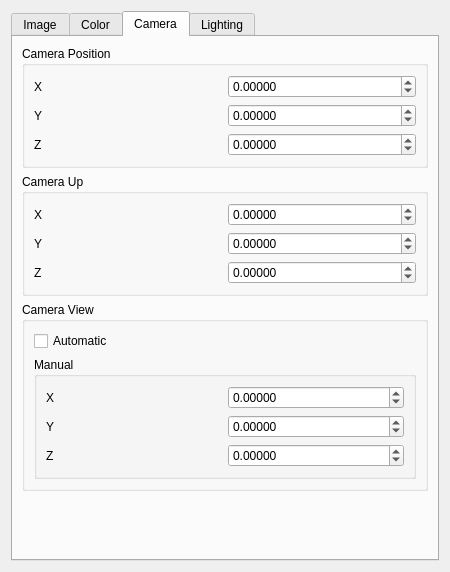
Qt form src/Interface/Modules/Visualization/InterfaceWithOspray.ui (SCIInstitute/SCIRun) before a commit.
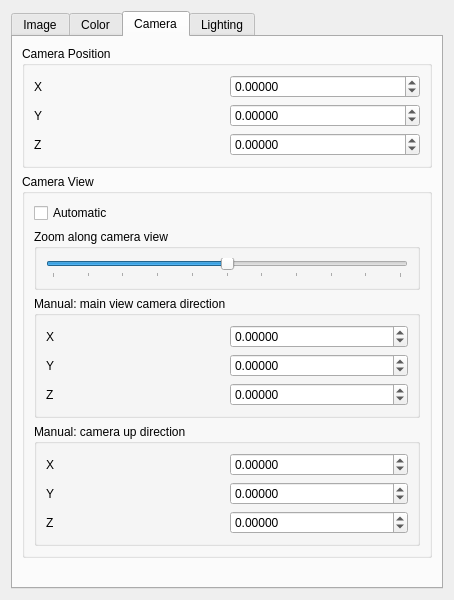
The same form after that commit. The open tabs and pages were chosen to show the change.

Commit message: Zoom slider to play around with

Patch:
```diff
--- a/src/Interface/Modules/Visualization/InterfaceWithOspray.ui
+++ b/src/Interface/Modules/Visualization/InterfaceWithOspray.ui
@@ -6,8 +6,8 @@
    <rect>
     <x>0</x>
     <y>0</y>
-    <width>450</width>
-    <height>572</height>
+    <width>454</width>
+    <height>600</height>
    </rect>
   </property>
   <property name="sizePolicy">
@@ -18,8 +18,8 @@
   </property>
   <property name="minimumSize">
    <size>
-    <width>450</width>
-    <height>572</height>
+    <width>454</width>
+    <height>600</height>
    </size>
   </property>
   <property name="windowTitle">
@@ -396,75 +396,6 @@
          </layout>
         </widget>
        </item>
-       <item>
-        <widget class="QGroupBox" name="groupBox_2">
-         <property name="title">
-          <string>Camera Up</string>
-         </property>
-         <layout class="QGridLayout" name="gridLayout_2">
-          <item row="0" column="0">
-           <widget class="QLabel" name="label_6">
-            <property name="text">
-             <string>X</string>
-            </property>
-           </widget>
-          </item>
-          <item row="0" column="1">
-           <widget class="QDoubleSpinBox" name="cameraUpXDoubleSpinBox_">
-            <property name="decimals">
-             <number>5</number>
-            </property>
-            <property name="minimum">
-             <double>-99999.000000000000000</double>
-            </property>
-            <property name="maximum">
-             <double>99999.000000000000000</double>
-            </property>
-           </widget>
-          </item>
-          <item row="1" column="0">
-           <widget class="QLabel" name="label_7">
-            <property name="text">
-             <string>Y</string>
-            </property>
-           </widget>
-          </item>
-          <item row="1" column="1">
-           <widget class="QDoubleSpinBox" name="cameraUpYDoubleSpinBox_">
-            <property name="decimals">
-             <number>5</number>
-            </property>
-            <property name="minimum">
-             <double>-99999.000000000000000</double>
-            </property>
-            <property name="maximum">
-             <double>99999.000000000000000</double>
-            </property>
-           </widget>
-          </item>
-          <item row="2" column="0">
-           <widget class="QLabel" name="label_8">
-            <property name="text">
-             <string>Z</string>
-            </property>
-           </widget>
-          </item>
-          <item row="2" column="1">
-           <widget class="QDoubleSpinBox" name="cameraUpZDoubleSpinBox_">
-            <property name="decimals">
-             <number>5</number>
-            </property>
-            <property name="minimum">
-             <double>-99999.000000000000000</double>
-            </property>
-            <property name="maximum">
-             <double>99999.000000000000000</double>
-            </property>
-           </widget>
-          </item>
-         </layout>
-        </widget>
-       </item>
        <item>
         <widget class="QGroupBox" name="groupBox_11">
          <property name="title">
@@ -478,10 +409,44 @@
             </property>
            </widget>
           </item>
+          <item>
+           <widget class="QGroupBox" name="autoZoomGroupBox_">
+            <property name="title">
+             <string>Zoom along camera view</string>
+            </property>
+            <layout class="QHBoxLayout" name="horizontalLayout_2">
+             <item>
+              <widget class="QSlider" name="zoomHorizontalSlider_">
+               <property name="maximum">
+                <number>10</number>
+               </property>
+               <property name="value">
+                <number>5</number>
+               </property>
+               <property name="orientation">
+                <enum>Qt::Horizontal</enum>
+               </property>
+               <property name="invertedAppearance">
+                <bool>false</bool>
+               </property>
+               <property name="invertedControls">
+                <bool>false</bool>
+               </property>
+               <property name="tickPosition">
+                <enum>QSlider::TicksBelow</enum>
+               </property>
+               <property name="tickInterval">
+                <number>1</number>
+               </property>
+              </widget>
+             </item>
+            </layout>
+           </widget>
+          </item>
           <item>
            <widget class="QGroupBox" name="manualViewGroupBox_">
             <property name="title">
-             <string>Manual</string>
+             <string>Manual: main view camera direction</string>
             </property>
             <property name="checkable">
              <bool>false</bool>
@@ -550,6 +515,75 @@
             </layout>
            </widget>
           </item>
+          <item>
+           <widget class="QGroupBox" name="manualUpGroupBox_">
+            <property name="title">
+             <string>Manual: camera up direction</string>
+            </property>
+            <layout class="QGridLayout" name="gridLayout_2">
+             <item row="0" column="1">
+              <widget class="QDoubleSpinBox" name="cameraUpXDoubleSpinBox_">
+               <property name="decimals">
+                <number>5</number>
+               </property>
+               <property name="minimum">
+                <double>-99999.000000000000000</double>
+               </property>
+               <property name="maximum">
+                <double>99999.000000000000000</double>
+               </property>
+              </widget>
+             </item>
+             <item row="0" column="0">
+              <widget class="QLabel" name="label_6">
+               <property name="text">
+                <string>X</string>
+               </property>
+              </widget>
+             </item>
+             <item row="1" column="0">
+              <widget class="QLabel" name="label_7">
+               <property name="text">
+                <string>Y</string>
+               </property>
+              </widget>
+             </item>
+             <item row="2" column="1">
+              <widget class="QDoubleSpinBox" name="cameraUpZDoubleSpinBox_">
+               <property name="decimals">
+                <number>5</number>
+               </property>
+               <property name="minimum">
+                <double>-99999.000000000000000</double>
+               </property>
+               <property name="maximum">
+                <double>99999.000000000000000</double>
+               </property>
+              </widget>
+             </item>
+             <item row="1" column="1">
+              <widget class="QDoubleSpinBox" name="cameraUpYDoubleSpinBox_">
+               <property name="decimals">
+                <number>5</number>
+               </property>
+               <property name="minimum">
+                <double>-99999.000000000000000</double>
+               </property>
+               <property name="maximum">
+                <double>99999.000000000000000</double>
+               </property>
+              </widget>
+             </item>
+             <item row="2" column="0">
+              <widget class="QLabel" name="label_8">
+               <property name="text">
+                <string>Z</string>
+               </property>
+              </widget>
+             </item>
+            </layout>
+           </widget>
+          </item>
          </layout>
         </widget>
        </item>
```
The commit also changes 4 other files.
